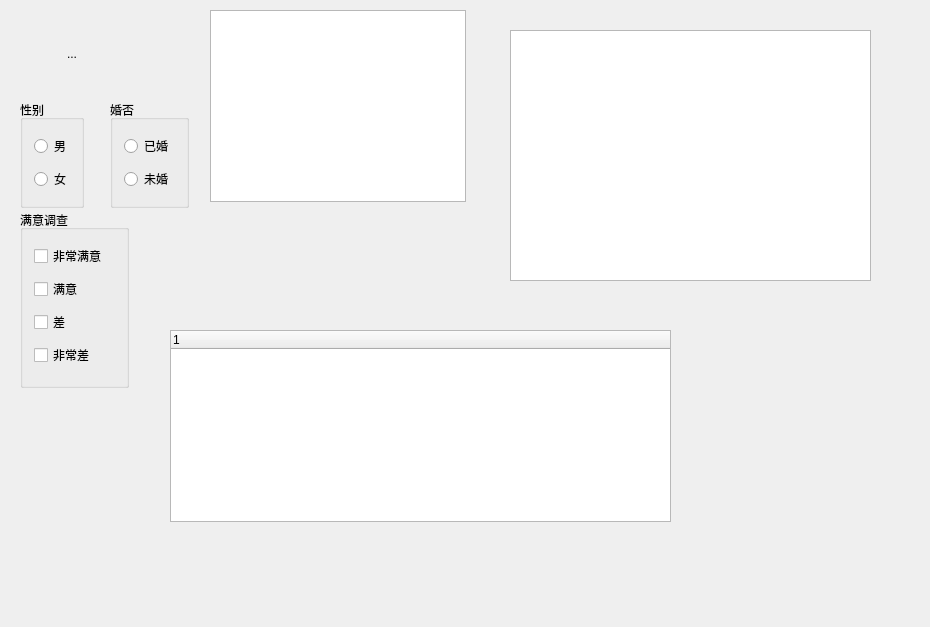
xidaozheng/juniorQT, file 08_QT_ButtonGroup/08_QT_ButtonGroup/widget.ui: the form before one commit.
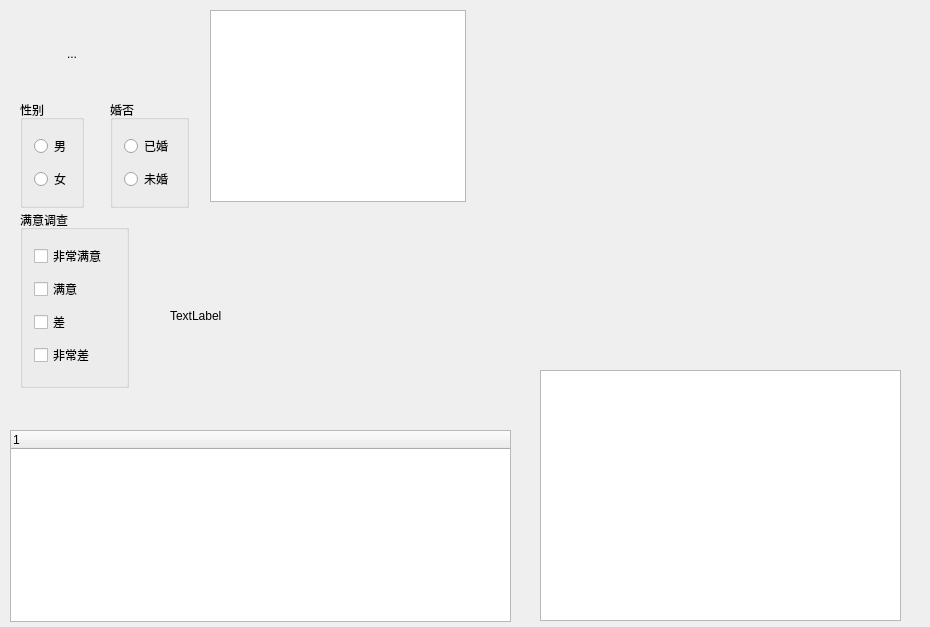
The form after the commit. Icons and pictures are not drawn.

Commit message: add Lable-picture add Lable-Movie

```diff
--- a/08_QT_ButtonGroup/08_QT_ButtonGroup/widget.ui
+++ b/08_QT_ButtonGroup/08_QT_ButtonGroup/widget.ui
@@ -156,8 +156,8 @@
   <widget class="QTreeWidget" name="treeWidget">
    <property name="geometry">
     <rect>
-     <x>170</x>
-     <y>330</y>
+     <x>10</x>
+     <y>430</y>
      <width>501</width>
      <height>192</height>
     </rect>
@@ -171,13 +171,42 @@
   <widget class="QTableWidget" name="tableWidget">
    <property name="geometry">
     <rect>
-     <x>510</x>
-     <y>30</y>
+     <x>540</x>
+     <y>370</y>
      <width>361</width>
      <height>251</height>
     </rect>
    </property>
   </widget>
+  <widget class="QLabel" name="label_pic">
+   <property name="geometry">
+    <rect>
+     <x>620</x>
+     <y>20</y>
+     <width>231</width>
+     <height>221</height>
+    </rect>
+   </property>
+   <property name="text">
+    <string/>
+   </property>
+   <property name="scaledContents">
+    <bool>false</bool>
+   </property>
+  </widget>
+  <widget class="QLabel" name="label_movie">
+   <property name="geometry">
+    <rect>
+     <x>170</x>
+     <y>210</y>
+     <width>341</width>
+     <height>211</height>
+    </rect>
+   </property>
+   <property name="text">
+    <string>TextLabel</string>
+   </property>
+  </widget>
  </widget>
  <layoutdefault spacing="6" margin="11"/>
  <resources>
```
The commit also changes 11 other files.
